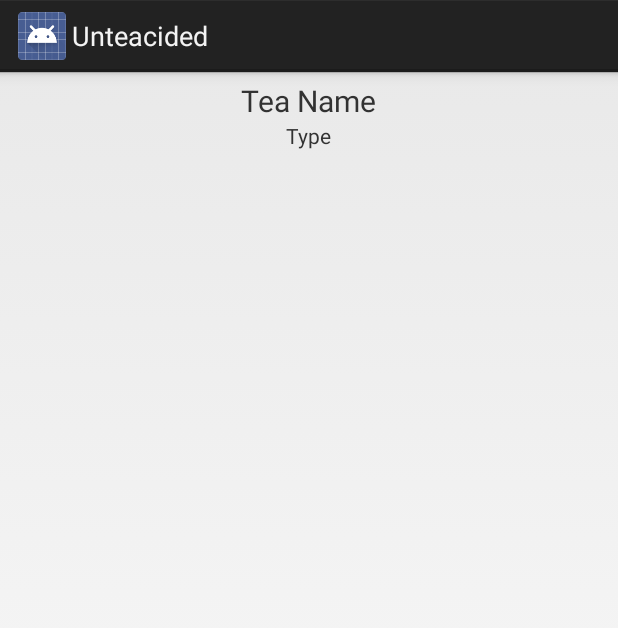
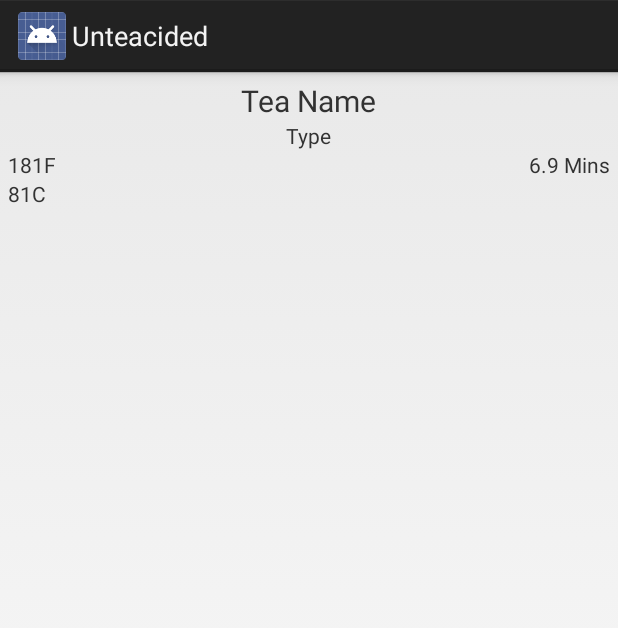
Before and after one commit to soutenniza/Unteacided, an Android app: the layout teacard.xml on its own in the app's theme, with its tools: preview values and no code run, on a phone screen of 412 x 824 dp. Shown: the top 628 px of the screen. Run offline under Robolectric (Android 15) with nearby library versions, the phone set to English and light mode, and no system bars.

Commit message:
Tea Card Info
Added temperature and steep time to tea cards

```diff
--- a/app/src/main/res/layout/teacard.xml
+++ b/app/src/main/res/layout/teacard.xml
@@ -25,5 +25,35 @@
         android:layout_below="@id/teaCardName"
         android:layout_centerHorizontal="true"/>
 
+    <TextView
+        android:layout_width="wrap_content"
+        android:layout_height="wrap_content"
+        android:text="181F"
+        android:id="@+id/teaCardTempF"
+        android:layout_marginLeft="5dp"
+        android:layout_below="@+id/teaCardType"
+        android:layout_alignParentLeft="true"
+        android:layout_alignParentStart="true" />
+
+    <TextView
+        android:layout_width="wrap_content"
+        android:layout_height="wrap_content"
+        android:text="81C"
+        android:id="@+id/teaCardTempC"
+        android:layout_marginLeft="5dp"
+        android:layout_below="@+id/teaCardTempF"
+        android:layout_alignParentLeft="true"
+        android:layout_alignParentStart="true" />
+
+    <TextView
+        android:layout_width="wrap_content"
+        android:layout_height="wrap_content"
+        android:text="6.9 Mins"
+        android:id="@+id/teaCardSteep"
+        android:layout_marginRight="5dp"
+        android:layout_below="@+id/teaCardType"
+        android:layout_alignParentRight="true"
+        android:layout_alignParentEnd="true" />
+
 
 </RelativeLayout>
```
